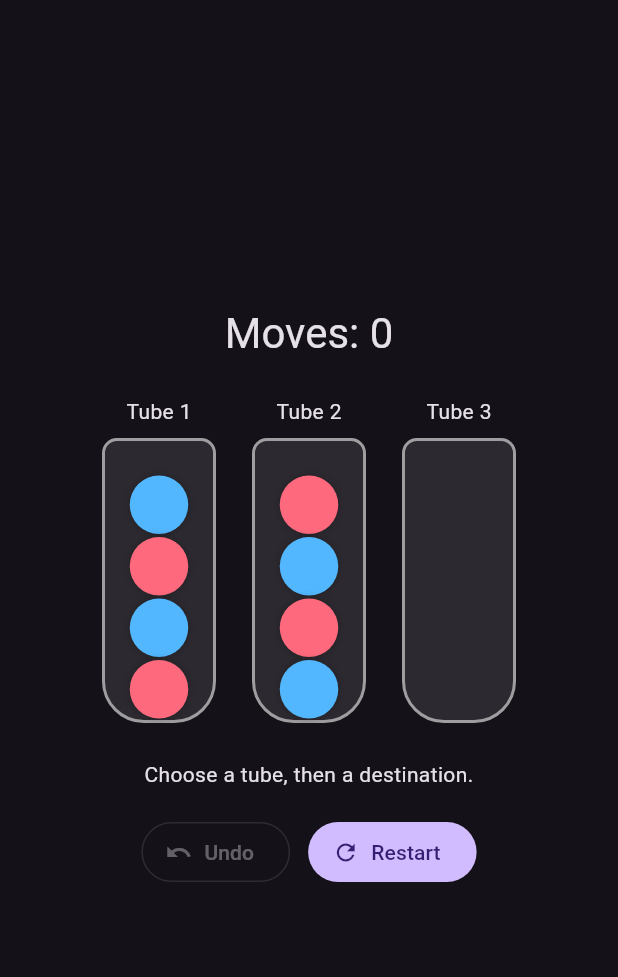
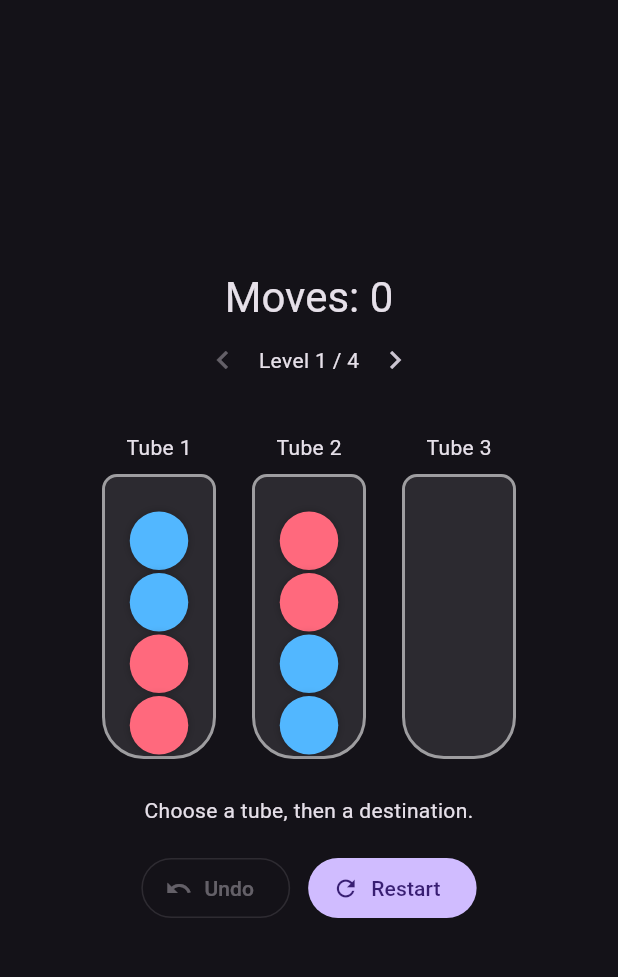
Before and after one commit to taktemurr-ops/game-003-color-sort-puzzle, a Flutter app: the screen it shows after launch, on a phone screen of 412 x 824 dp, the part 63-1040 px from its top. Run offline on Flutter 3.47's test engine with Material 3 defaults, Android fonts, the phone set to English and light mode, and no system bars.

Commit message:
feat: add selectable four-level campaign to sorting game

```diff
--- a/lib/main.dart
+++ b/lib/main.dart
@@ -1,5 +1,6 @@
 import 'package:flutter/material.dart';
 import 'game/color_sort_game.dart';
+import 'game/sort_levels.dart';
 
 void main() => runApp(const ColorSortPuzzle());
 
@@ -23,7 +24,8 @@ class ColorSortScreen extends StatefulWidget {
 }
 
 class _ColorSortScreenState extends State<ColorSortScreen> {
-  ColorSortGame game = ColorSortGame.demo();
+  int levelIndex = 0;
+  ColorSortGame game = ColorSortGame(SortLevels.get(0));
   int? source;
   String feedback = 'Choose a tube, then a destination.';
 
@@ -53,6 +55,16 @@ class _ColorSortScreenState extends State<ColorSortScreen> {
       feedback = moved
           ? game.solved ? 'Well done — puzzle solved!' : 'One ball moved.'
           : 'Invalid move.';
+    });
+  }
+
+  void loadLevel(int index) {
+    if (index < 0 || index >= SortLevels.count) return;
+    setState(() {
+      levelIndex = index;
+      game = ColorSortGame(SortLevels.get(levelIndex));
+      source = null;
+      feedback = 'Level ${levelIndex + 1}: sort each color into a full tube.';
     });
   }
 
@@ -98,6 +110,7 @@ class _ColorSortScreenState extends State<ColorSortScreen> {
   @override
   Widget build(BuildContext context) => Scaffold(
     appBar: AppBar(title: const Text('Color Sort Puzzle')),
+
     body: SafeArea(child: Center(
       child: ConstrainedBox(
         constraints: const BoxConstraints(maxWidth: 600),
@@ -106,6 +119,19 @@ class _ColorSortScreenState extends State<ColorSortScreen> {
           child: Column(mainAxisAlignment: MainAxisAlignment.center, children: [
             Text('Moves: ${game.moves}',
               style: Theme.of(context).textTheme.headlineMedium),
+            Row(mainAxisAlignment: MainAxisAlignment.center, children: [
+              IconButton(
+                onPressed: levelIndex > 0 ? () => loadLevel(levelIndex - 1) : null,
+                icon: const Icon(Icons.chevron_left),
+                tooltip: 'Previous level',
+              ),
+              Text('Level ${levelIndex + 1} / ${SortLevels.count}'),
+              IconButton(
+                onPressed: levelIndex + 1 < SortLevels.count ? () => loadLevel(levelIndex + 1) : null,
+                icon: const Icon(Icons.chevron_right),
+                tooltip: 'Next level',
+              ),
+            ]),
             const SizedBox(height: 24),
             Wrap(spacing: 24, runSpacing: 22,
               alignment: WrapAlignment.center,
@@ -126,7 +152,7 @@ class _ColorSortScreenState extends State<ColorSortScreen> {
               ),
               FilledButton.icon(
                 onPressed: () => setState(() {
-                  game = ColorSortGame.demo();
+                  game = ColorSortGame(SortLevels.get(levelIndex));
                   source = null;
                   feedback = 'Level restarted.';
                 }),
```
